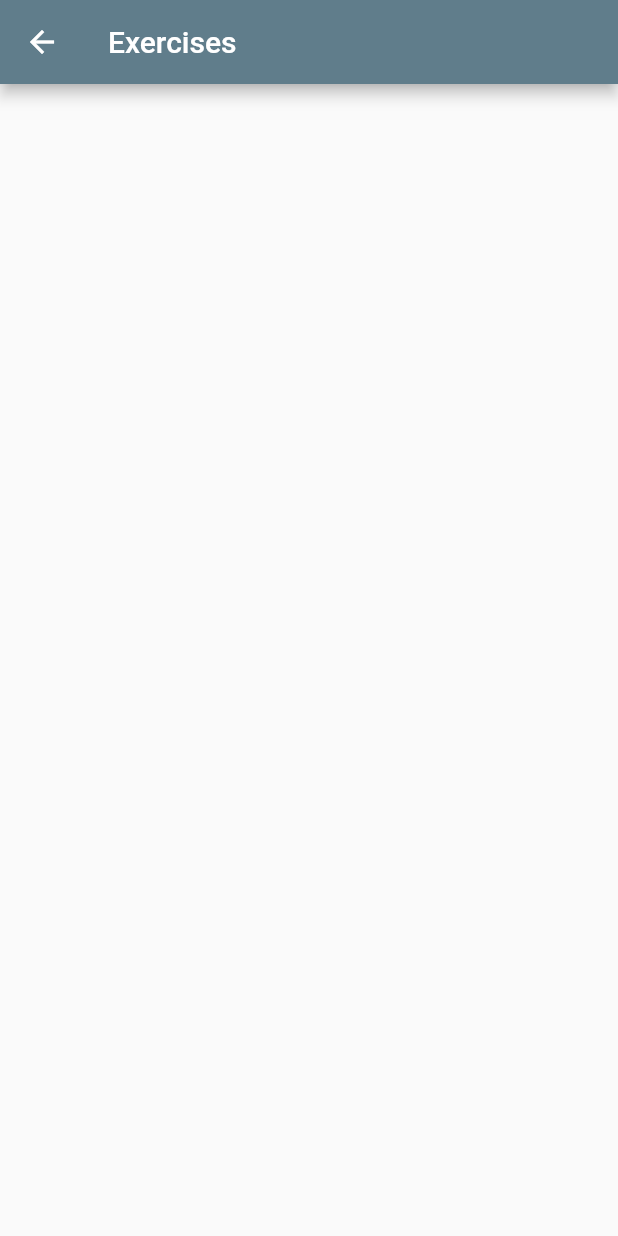
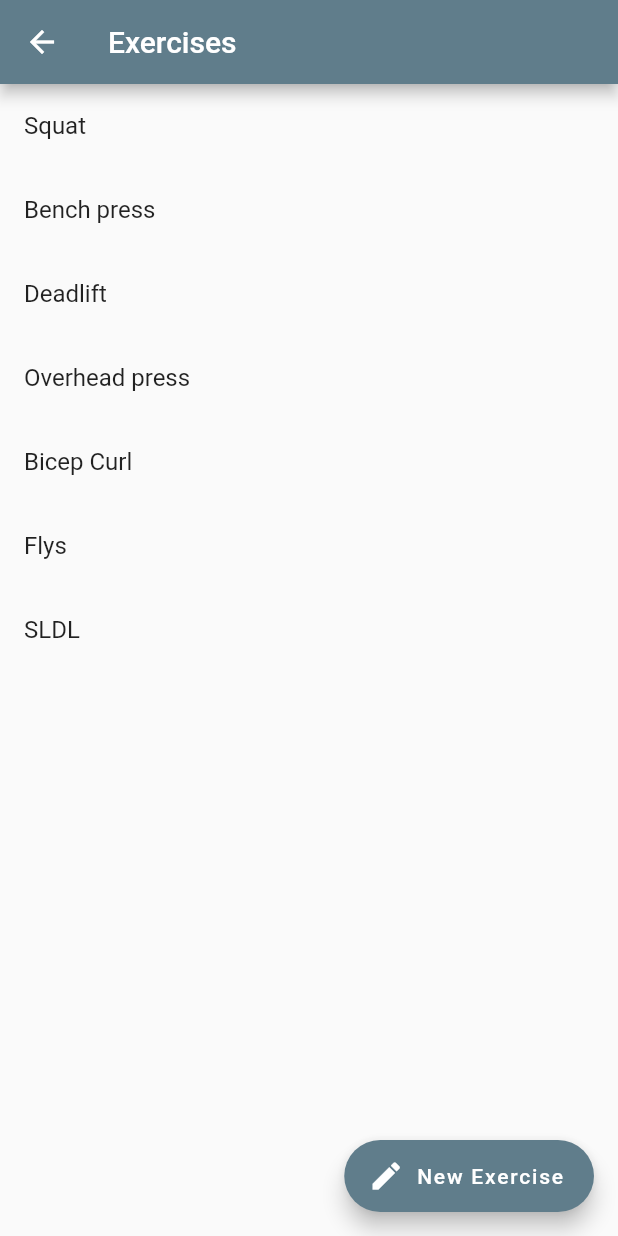
Before and after one commit to smolgeat/gainz-log, a Flutter app: the ExerciseMenu screen opened by its route, on a phone screen of 412 x 824 dp. Run offline on Flutter 3.47's test engine with Material 2 defaults, Android fonts, the phone set to English and light mode, and no system bars.

Commit message:
added exercise and program menu options

```diff
--- a/gainz_log/lib/main.dart
+++ b/gainz_log/lib/main.dart
@@ -134,7 +134,28 @@ class ProgramMenu extends StatelessWidget{
             },
             leading:Icon(Icons.edit),
             title:Text('Create Program')
-          )
+          ),
+          ListTile(
+            onTap:(){
+
+            } ,
+            leading:Icon(Icons.library_books),
+            title:Text('View Programs')
+            ),
+          ListTile(
+            onTap:(){
+
+            } ,
+            leading:Icon(Icons.build),
+            title:Text('Update Program')
+            ),
+          ListTile(
+            onTap:(){
+
+            },
+            leading:Icon(Icons.highlight_off),
+            title:Text('Delete Program'),
+          ),
         ],
         )
 
@@ -142,6 +163,8 @@ class ProgramMenu extends StatelessWidget{
   }
 
 }
+// Default Exercies
+List<String> exercises= ['Squat','Bench press','Deadlift','Overhead press','Bicep Curl','Flys','SLDL'];
 class ExerciseMenu extends StatelessWidget{
   /* Exercise
      Create New program
@@ -155,7 +178,22 @@ class ExerciseMenu extends StatelessWidget{
       appBar: AppBar(
         title:Text('Exercises'),
         ),
-
+      body:ListView.builder(
+        itemCount: exercises.length,
+        itemBuilder: (context, index) {
+          return ListTile(
+            title: Text('${exercises[index]}'),
+    );
+  },
+),
+    floatingActionButton: FloatingActionButton.extended(
+        onPressed: () {
+          // Add your onPressed code here!
+        },
+        label: Text('New Exercise'),
+        icon: Icon(Icons.edit),
+        backgroundColor: Colors.blueGrey,
+      ),
     );
   }
 
@@ -207,6 +245,7 @@ class ExportMenu extends StatelessWidget{
         title:Text('Export'),
         ),
 
+
     );
   }
 
```
